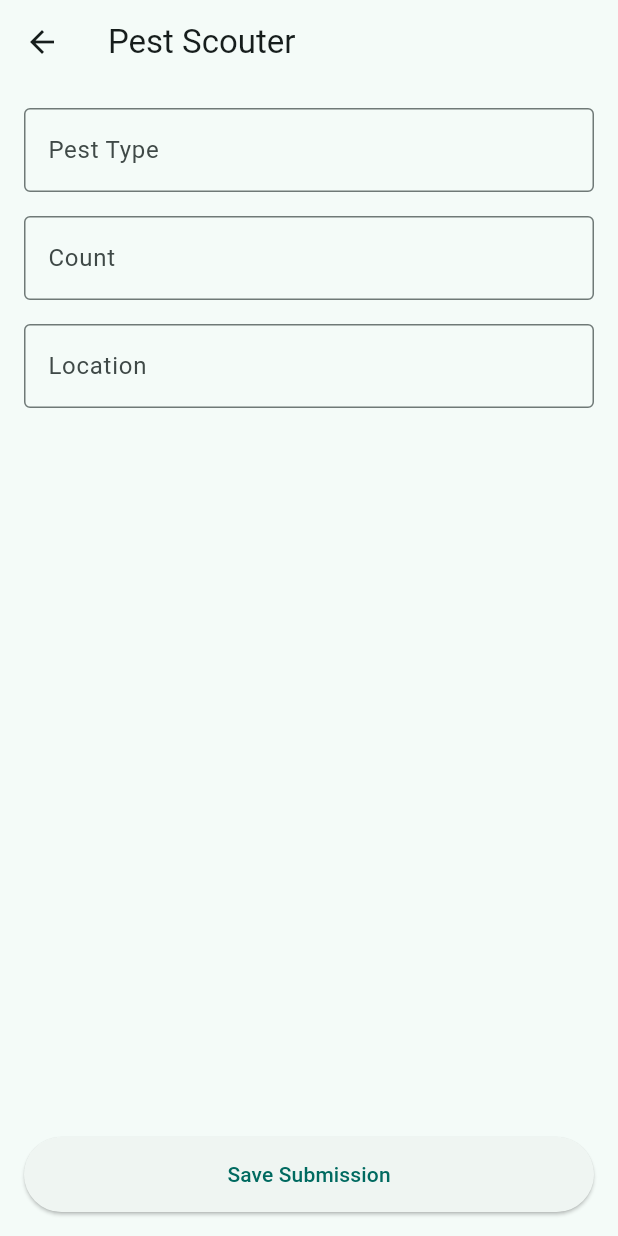
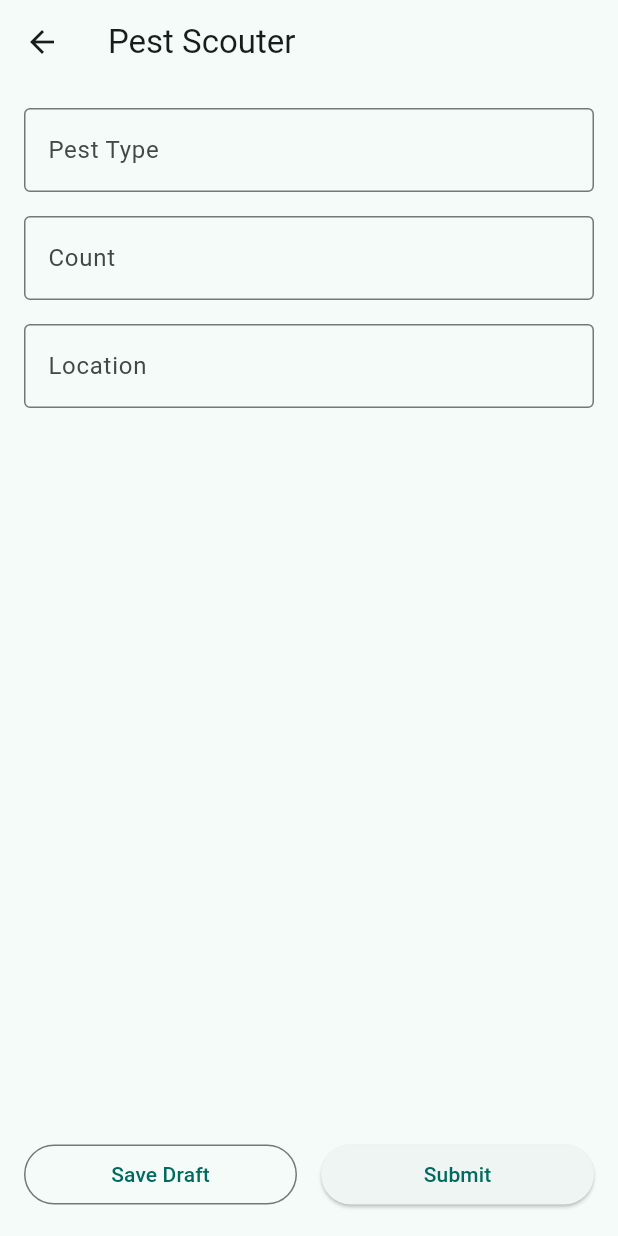
Before and after one commit to Tusharr06/FieldSync, a Flutter app: the screen it shows once a user with an empty profile is signed in, after a tap on "Pest Scouter", on a phone screen of 412 x 824 dp. Run offline on Flutter 3.47's test engine with Material 3 defaults, Android fonts, the phone set to English and light mode, and no system bars; our stand-ins replace cloud_firestore, connectivity_plus, firebase_auth, firebase_core, flutter_riverpod, hive_flutter; accounts and stored records are empty.

Commit message:
Add drafts and submission detail view

```diff
--- a/lib/core/sync/sync_engine.dart
+++ b/lib/core/sync/sync_engine.dart
@@ -44,6 +44,9 @@ class SyncEngine {
     print('SyncEngine: Found ${pendingSubmissions.length} pending submissions.');
 
     for (final submission in pendingSubmissions) {
+      if (submission.syncStatus == SyncStatus.draft) {
+        continue;
+      }
       await _processSubmission(repository, submission);
     }
 
--- a/lib/features/forms/controller/form_controller.dart
+++ b/lib/features/forms/controller/form_controller.dart
@@ -32,13 +32,13 @@ class FormController {
   final Ref _ref;
   FormController(this._ref);
 
-  Future<void> submitForm(String formId, Map<String, dynamic> data) async {
+  Future<void> submitForm(String formId, Map<String, dynamic> data, {SyncStatus status = SyncStatus.pending}) async {
     final submission = SubmissionModel(
       id: DateTime.now().millisecondsSinceEpoch.toString(),
       formId: formId,
       data: data,
       createdAt: DateTime.now(),
-      syncStatus: SyncStatus.pending,
+      syncStatus: status,
     );
     await _ref.read(submissionRepositoryProvider).createSubmission(submission);
   }
--- a/lib/features/forms/screens/form_fill_screen.dart
+++ b/lib/features/forms/screens/form_fill_screen.dart
@@ -2,6 +2,7 @@ import 'package:flutter/material.dart';
 import 'package:flutter_riverpod/flutter_riverpod.dart';
 import '../models/form_model.dart';
 import '../controller/form_controller.dart';
+import '../../submissions/models/submission_model.dart';
 
 class FormFillScreen extends ConsumerStatefulWidget {
   final FormModel form;
@@ -31,15 +32,19 @@ class _FormFillScreenState extends ConsumerState<FormFillScreen> {
     super.dispose();
   }
 
-  Future<void> _submit() async {
+  Future<void> _submit({bool isDraft = false}) async {
     setState(() => _isSubmitting = true);
     final data = _controllers.map((key, value) => MapEntry(key, value.text));
 
     try {
-      await ref.read(formControllerProvider).submitForm(widget.form.id, data);
+      await ref.read(formControllerProvider).submitForm(
+        widget.form.id,
+        data,
+        status: isDraft ? SyncStatus.draft : SyncStatus.pending,
+      );
       if (mounted) {
         ScaffoldMessenger.of(context).showSnackBar(
-          const SnackBar(content: Text('Form saved locally!')),
+          SnackBar(content: Text(isDraft ? 'Draft saved!' : 'Form saved locally!')),
         );
         Navigator.pop(context);
       }
@@ -65,7 +70,7 @@ class _FormFillScreenState extends ConsumerState<FormFillScreen> {
         child: Column(
           children: [
             Expanded(
-              child: ListView(
+                child: Column(
                 children: widget.form.fields.map((field) {
                   return Padding(
                     padding: const EdgeInsets.only(bottom: 16.0),
@@ -83,11 +88,24 @@ class _FormFillScreenState extends ConsumerState<FormFillScreen> {
             SizedBox(
               width: double.infinity,
               height: 50,
-              child: ElevatedButton(
-                onPressed: _isSubmitting ? null : _submit,
-                child: _isSubmitting
-                    ? const SizedBox(height: 20, width: 20, child: CircularProgressIndicator(strokeWidth: 2))
-                    : const Text('Save Submission'),
+              child: Row(
+                 children: [
+                   Expanded(
+                     child: OutlinedButton(
+                       onPressed: _isSubmitting ? null : () => _submit(isDraft: true),
+                       child: const Text('Save Draft'),
+                     ),
+                   ),
+                   const SizedBox(width: 16),
+                   Expanded(
+                     child: ElevatedButton(
+                       onPressed: _isSubmitting ? null : () => _submit(isDraft: false),
+                       child: _isSubmitting
+                           ? const SizedBox(height: 20, width: 20, child: CircularProgressIndicator(strokeWidth: 2))
+                           : const Text('Submit'),
+                     ),
+                   ),
+                 ],
               ),
             ),
           ],
--- a/lib/features/profile/profile_screen.dart
+++ b/lib/features/profile/profile_screen.dart
@@ -34,7 +34,7 @@ class ProfileScreen extends ConsumerWidget {
             const Divider(),
              SwitchListTile(
               title: const Text('Dark Mode'),
-              value: false, // Placeholder
+              value: false,
               onChanged: (val) {},
               secondary: const Icon(Icons.dark_mode),
             ),
--- a/lib/features/submissions/models/submission_model.dart
+++ b/lib/features/submissions/models/submission_model.dart
@@ -1,16 +1,12 @@
 import 'dart:convert';
 
-/// Enum representing the synchronization status of a submission.
 enum SyncStatus {
+  draft,
   pending,
   synced,
   failed,
 }
 
-/// Model class representing a form submission.
-///
-/// Contains the data collected from the form, metadata like ID and creation time,
-/// and the current synchronization status.
 class SubmissionModel {
   final String id;
   final String formId;
@@ -26,7 +22,6 @@ class SubmissionModel {
     required this.syncStatus,
   });
 
-  /// Creates a copy of this submission with the given fields replaced with new values.
   SubmissionModel copyWith({
     String? id,
     String? formId,
@@ -43,18 +38,16 @@ class SubmissionModel {
     );
   }
 
-  /// Converts the submission to a Map for storage/JSON.
   Map<String, dynamic> toMap() {
     return {
       'id': id,
       'formId': formId,
       'data': data,
       'createdAt': createdAt.millisecondsSinceEpoch,
-      'syncStatus': syncStatus.toString(), // Store as string for Hive simplicity
+      'syncStatus': syncStatus.toString(),
     };
   }
 
-  /// Creates a SubmissionModel from a Map.
   factory SubmissionModel.fromMap(Map<String, dynamic> map) {
     return SubmissionModel(
       id: map['id'] ?? '',
--- a/lib/features/submissions/screens/submission_status_screen.dart
+++ b/lib/features/submissions/screens/submission_status_screen.dart
@@ -1,8 +1,11 @@
 import 'package:flutter/material.dart';
 import 'package:flutter_riverpod/flutter_riverpod.dart';
 import '../controller/submission_controller.dart';
+import '../../forms/screens/form_fill_screen.dart';
+import '../../forms/controller/form_controller.dart';
 import '../../../core/sync/sync_engine.dart';
 import '../models/submission_model.dart';
+import 'submission_detail_screen.dart';
 
 class SubmissionStatusScreen extends ConsumerStatefulWidget {
   const SubmissionStatusScreen({super.key});
@@ -35,12 +38,34 @@ class _SubmissionStatusScreenState extends ConsumerState<SubmissionStatusScreen>
     }
   }
 
+  void _onSubmissionTap(SubmissionModel submission) {
+    if (submission.syncStatus == SyncStatus.draft) {
+      final forms = ref.read(formListProvider);
+      try {
+        final form = forms.firstWhere((f) => f.id == submission.formId);
+        Navigator.push(
+          context,
+          MaterialPageRoute(builder: (_) => FormFillScreen(form: form)),
+        );
+      } catch (e) {
+        ScaffoldMessenger.of(context).showSnackBar(
+          SnackBar(content: Text('Form definition not found for ${submission.formId}')),
+        );
+      }
+    } else {
+      Navigator.push(
+        context,
+        MaterialPageRoute(builder: (_) => SubmissionDetailScreen(submission: submission)),
+      );
+    }
+  }
+
   @override
   Widget build(BuildContext context) {
     final submissionsAsync = ref.watch(submissionListProvider);
 
     return Scaffold(
-      appBar: AppBar(title: const Text('Sync Status')),
+      appBar: AppBar(title: const Text('Submissions')),
       floatingActionButton: FloatingActionButton.extended(
         onPressed: _isSyncing ? null : _handleSync,
         label: _isSyncing ? const Text('Syncing...') : const Text('Sync Now'),
@@ -51,39 +76,51 @@ class _SubmissionStatusScreenState extends ConsumerState<SubmissionStatusScreen>
       body: submissionsAsync.when(
         data: (submissions) {
           if (submissions.isEmpty) {
-            return const Center(
-              child: Column(
-                mainAxisAlignment: MainAxisAlignment.center,
-                children: [
-                  Icon(Icons.inbox, size: 64, color: Colors.grey),
-                  SizedBox(height: 16),
-                  Text('No submissions found.', style: TextStyle(color: Colors.grey, fontSize: 18)),
-                ],
-              ),
-            );
+            return const Center(child: Text('No submissions found.'));
           }
-          final sorted = List.of(submissions)..sort((a, b) => b.createdAt.compareTo(a.createdAt));
 
-          return ListView.builder(
-            itemCount: sorted.length,
-            // Add padding at bottom for FAB
+          final drafts = submissions.where((s) => s.syncStatus == SyncStatus.draft).toList();
+          final pending = submissions.where((s) => s.syncStatus == SyncStatus.pending).toList();
+          final synced = submissions.where((s) => s.syncStatus == SyncStatus.synced).toList();
+          final failed = submissions.where((s) => s.syncStatus == SyncStatus.failed).toList();
+
+          return ListView(
             padding: const EdgeInsets.only(bottom: 80),
-            itemBuilder: (context, index) {
-              final sub = sorted[index];
-              return Card(
-                margin: const EdgeInsets.symmetric(horizontal: 16, vertical: 4),
-                child: ListTile(
-                  title: Text('Form: ${sub.formId}'),
-                  subtitle: Text(sub.createdAt.toString().split('.')[0]),
-                  trailing: _StatusBadge(status: sub.syncStatus),
-                ),
-              );
-            },
+            children: [
+              if (drafts.isNotEmpty) _buildSection('Drafts', drafts, Colors.grey),
+              if (pending.isNotEmpty) _buildSection('Pending Upload', pending, Colors.orange),
+              if (failed.isNotEmpty) _buildSection('Failed', failed, Colors.red),
+              if (synced.isNotEmpty) _buildSection('Synced', synced, Colors.green),
+            ],
           );
         },
         loading: () => const Center(child: CircularProgressIndicator()),
-        error: (e, st) => Center(child: Text('Error loading submissions: $e')),
+        error: (e, st) => Center(child: Text('Error: $e')),
       ),
+    );
+  }
+
+  Widget _buildSection(String title, List<SubmissionModel> items, Color color) {
+    return Column(
+      crossAxisAlignment: CrossAxisAlignment.start,
+      children: [
+        Padding(
+          padding: const EdgeInsets.fromLTRB(16, 16, 16, 8),
+          child: Text(
+            title,
+            style: TextStyle(color: color, fontWeight: FontWeight.bold, fontSize: 18),
+          ),
+        ),
+        ...items.map((sub) => Card(
+          margin: const EdgeInsets.symmetric(horizontal: 16, vertical: 4),
+          child: ListTile(
+            title: Text('Form: ${sub.formId}'),
+            subtitle: Text(sub.createdAt.toString().split('.')[0]),
+            trailing: _StatusBadge(status: sub.syncStatus),
+            onTap: () => _onSubmissionTap(sub),
+          ),
+        )),
+      ],
     );
   }
 }
@@ -97,6 +134,10 @@ class _StatusBadge extends StatelessWidget {
     Color color;
     IconData icon;
     switch (status) {
+      case SyncStatus.draft:
+        color = Colors.grey;
+        icon = Icons.edit_note;
+        break;
       case SyncStatus.pending:
         color = Colors.orange;
         icon = Icons.hourglass_empty;
--- a/lib/main.dart
+++ b/lib/main.dart
@@ -12,7 +12,15 @@ void main() async {
     options: DefaultFirebaseOptions.currentPlatform,
   );
 
-  runApp(const ProviderScope(child: FieldSyncApp()));
+  final container = ProviderContainer();
+  await container.read(localDatabaseProvider).init();
+
+  runApp(
+    UncontrolledProviderScope(
+      container: container,
+      child: const FieldSyncApp(),
+    ),
+  );
 }
 
 class FieldSyncApp extends ConsumerStatefulWidget {
@@ -27,7 +35,6 @@ class _FieldSyncAppState extends ConsumerState<FieldSyncApp> {
   @override
   void initState() {
     super.initState();
-    ref.read(localDatabaseProvider).init();
     ref.read(syncEngineProvider).init();
   }
 
```
Also changed, not shown: lib/core/database/local_database.dart (+0 -17 lines), lib/core/network/connectivity_service.dart (+0 -9 lines), lib/features/submissions/screens/submission_detail_screen.dart (added, +82 -0 lines).
